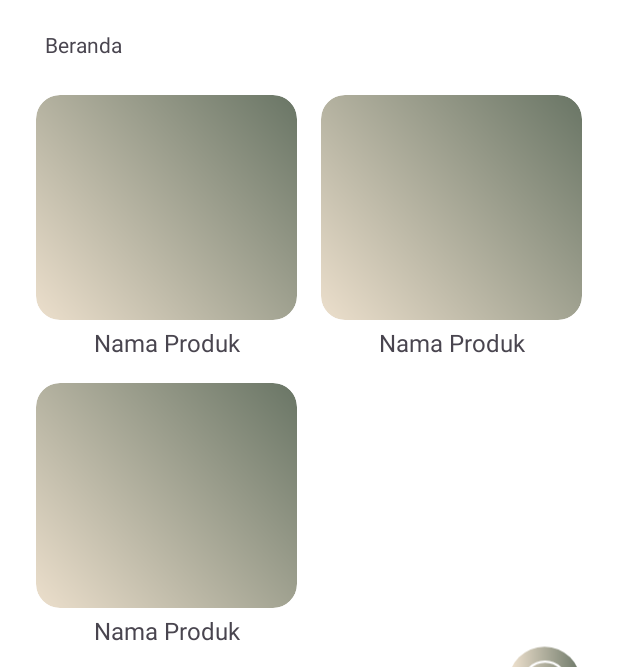
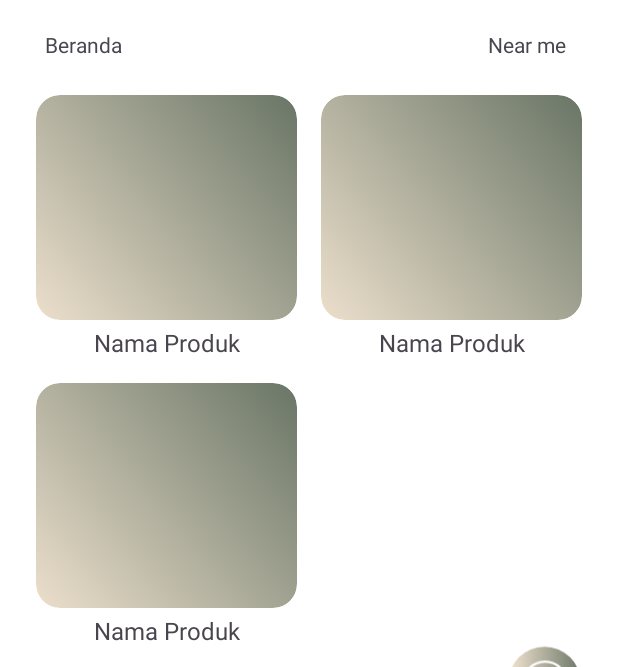
Before and after one commit to VerlyTan11/Bartems, an Android app: the layout home.xml on its own in the app's theme, with its tools: preview values and no code run, on a phone screen of 412 x 824 dp, the part 474-1141 px from its top. Run offline under Robolectric (Android 15) with nearby library versions, the phone set to English and light mode, and no system bars.

Commit message:
delete intent filter di maps (androidmanifest), add keyboard method gmail di login & regist, continue
add text near me, fixed profile photo update di edit profile dan fixed edit lokasi via maps di edit item's

```diff
--- a/app/src/main/java/com/example/bartems/EditDetailProductActivity.kt
+++ b/app/src/main/java/com/example/bartems/EditDetailProductActivity.kt
@@ -118,6 +118,7 @@ class EditDetailProductActivity : AppCompatActivity() {
 
         btnSelectLocation.setOnClickListener {
             val intent = Intent(this, MapActivity::class.java)
+            intent.putExtra("caller", "EditDetailProductActivity") // Pass the caller information
             startActivityForResult(intent, MAP_REQUEST_CODE)
         }
     }
--- a/app/src/main/java/com/example/bartems/MapActivity.kt
+++ b/app/src/main/java/com/example/bartems/MapActivity.kt
@@ -81,7 +81,7 @@ class MapActivity : AppCompatActivity(), OnMapReadyCallback {
             // Check if the intent came from PostItemActivity or EditProfileActivity
             val caller = intent.getStringExtra("caller") // This identifies where the intent came from
 
-            if (caller == "PostItemActivity" || caller == "EditProfileActivity" ) {
+            if (caller == "PostItemActivity" || caller == "EditProfileActivity" || caller == "EditDetailProductActivity" ) {
                 // For PostItemActivity, handle the product data
                 if (selectedAddress.isNotEmpty() || inputAddress.isNotEmpty()) {
                     val resultIntent = Intent()
--- a/app/src/main/res/layout/home.xml
+++ b/app/src/main/res/layout/home.xml
@@ -194,4 +194,15 @@
         app:layout_constraintVertical_bias="0.975"
         app:srcCompat="@drawable/add_item" />
 
+    <TextView
+        android:id="@+id/near_me"
+        android:layout_width="wrap_content"
+        android:layout_height="wrap_content"
+        android:layout_marginTop="20dp"
+        android:text="Near me"
+        app:layout_constraintEnd_toEndOf="parent"
+        app:layout_constraintHorizontal_bias="0.903"
+        app:layout_constraintStart_toStartOf="parent"
+        app:layout_constraintTop_toBottomOf="@+id/frameLayout" />
+
 </androidx.constraintlayout.widget.ConstraintLayout>
--- a/app/src/main/res/layout/login.xml
+++ b/app/src/main/res/layout/login.xml
@@ -74,7 +74,8 @@
             android:id="@+id/email_edittext"
             android:layout_width="match_parent"
             android:layout_height="wrap_content"
-            android:hint="Email" />
+            android:hint="Email"
+            android:inputType="textEmailAddress" />
     </com.google.android.material.textfield.TextInputLayout>
 
     <com.google.android.material.textfield.TextInputLayout
--- a/app/src/main/res/layout/register.xml
+++ b/app/src/main/res/layout/register.xml
@@ -111,8 +111,10 @@
             android:id="@+id/email_regist_edittext"
             android:layout_width="match_parent"
             android:layout_height="wrap_content"
-            android:hint="Email" />
+            android:hint="Email"
+            android:inputType="textEmailAddress" />
     </com.google.android.material.textfield.TextInputLayout>
+
 
     <com.google.android.material.textfield.TextInputLayout
         android:id="@+id/password_regist"
```
Also changed, not shown: app/src/main/AndroidManifest.xml (+4 -7 lines), app/src/main/java/com/example/bartems/EditProfileActivity.kt (+16 -6 lines).
